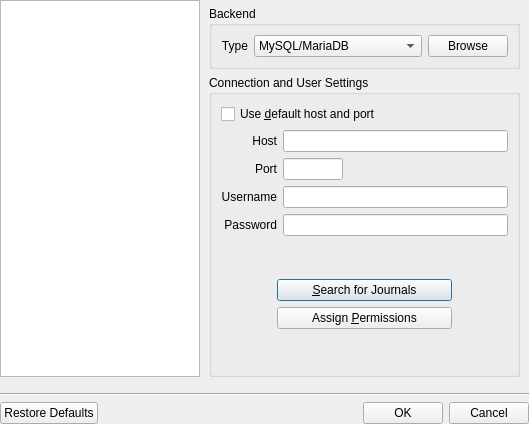
The window that ui/journalselector.ui (pwizard2/robojournal) describes before a commit, drawn with Qt 5.
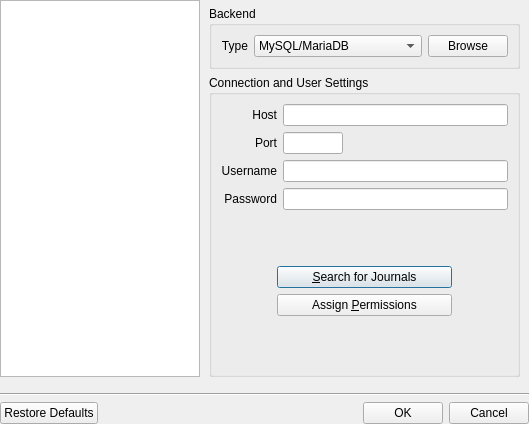
The same window after the commit. Icons and pictures are not drawn.

Patch:
```diff
--- a/ui/journalselector.ui
+++ b/ui/journalselector.ui
@@ -136,97 +136,14 @@
           <string>Connection and User Settings</string>
          </property>
          <layout class="QGridLayout" name="gridLayout_2">
-          <item row="0" column="0" colspan="2">
-           <widget class="QCheckBox" name="UseDefaults">
-            <property name="text">
-             <string>Use &amp;default host and port</string>
-            </property>
-           </widget>
-          </item>
-          <item row="1" column="0">
-           <widget class="QLabel" name="label_2">
-            <property name="text">
-             <string>Host</string>
-            </property>
-            <property name="alignment">
-             <set>Qt::AlignRight|Qt::AlignTrailing|Qt::AlignVCenter</set>
-            </property>
-           </widget>
-          </item>
-          <item row="1" column="1">
-           <widget class="QLineEdit" name="Host"/>
-          </item>
-          <item row="2" column="0">
-           <widget class="QLabel" name="label_6">
-            <property name="text">
-             <string>Port</string>
-            </property>
-            <property name="alignment">
-             <set>Qt::AlignRight|Qt::AlignTrailing|Qt::AlignVCenter</set>
-            </property>
-           </widget>
-          </item>
-          <item row="2" column="1">
-           <layout class="QHBoxLayout" name="horizontalLayout_3">
-            <item>
-             <widget class="QLineEdit" name="Port">
-              <property name="maximumSize">
-               <size>
-                <width>60</width>
-                <height>16777215</height>
-               </size>
-              </property>
-              <property name="maxLength">
-               <number>4</number>
-              </property>
-             </widget>
-            </item>
-            <item>
-             <spacer name="horizontalSpacer_3">
-              <property name="orientation">
-               <enum>Qt::Horizontal</enum>
-              </property>
-              <property name="sizeHint" stdset="0">
-               <size>
-                <width>40</width>
-                <height>20</height>
-               </size>
-              </property>
-             </spacer>
-            </item>
-           </layout>
-          </item>
-          <item row="3" column="0">
-           <widget class="QLabel" name="label_3">
-            <property name="text">
-             <string>Username</string>
-            </property>
-            <property name="alignment">
-             <set>Qt::AlignRight|Qt::AlignTrailing|Qt::AlignVCenter</set>
-            </property>
-           </widget>
-          </item>
           <item row="3" column="1">
-           <widget class="QLineEdit" name="Username"/>
-          </item>
-          <item row="4" column="0">
-           <widget class="QLabel" name="label_4">
-            <property name="text">
-             <string>Password</string>
-            </property>
-            <property name="alignment">
-             <set>Qt::AlignRight|Qt::AlignTrailing|Qt::AlignVCenter</set>
-            </property>
-           </widget>
-          </item>
-          <item row="4" column="1">
            <widget class="QLineEdit" name="Password">
             <property name="echoMode">
              <enum>QLineEdit::Password</enum>
             </property>
            </widget>
           </item>
-          <item row="5" column="0">
+          <item row="4" column="0">
            <spacer name="verticalSpacer_3">
             <property name="orientation">
              <enum>Qt::Vertical</enum>
@@ -242,7 +159,7 @@
             </property>
            </spacer>
           </item>
-          <item row="6" column="0" colspan="2">
+          <item row="5" column="0" colspan="2">
            <layout class="QGridLayout" name="gridLayout">
             <item row="0" column="0" rowspan="2">
              <spacer name="horizontalSpacer">
@@ -309,7 +226,7 @@
             </item>
            </layout>
           </item>
-          <item row="7" column="0">
+          <item row="6" column="0">
            <spacer name="verticalSpacer">
             <property name="orientation">
              <enum>Qt::Vertical</enum>
@@ -322,6 +239,89 @@
             </property>
            </spacer>
           </item>
+          <item row="0" column="1">
+           <widget class="QLineEdit" name="Host">
+            <property name="placeholderText">
+             <string/>
+            </property>
+           </widget>
+          </item>
+          <item row="1" column="0">
+           <widget class="QLabel" name="label_6">
+            <property name="text">
+             <string>Port</string>
+            </property>
+            <property name="alignment">
+             <set>Qt::AlignRight|Qt::AlignTrailing|Qt::AlignVCenter</set>
+            </property>
+           </widget>
+          </item>
+          <item row="1" column="1">
+           <layout class="QHBoxLayout" name="horizontalLayout_3">
+            <item>
+             <widget class="QLineEdit" name="Port">
+              <property name="maximumSize">
+               <size>
+                <width>60</width>
+                <height>16777215</height>
+               </size>
+              </property>
+              <property name="maxLength">
+               <number>4</number>
+              </property>
+              <property name="placeholderText">
+               <string/>
+              </property>
+             </widget>
+            </item>
+            <item>
+             <spacer name="horizontalSpacer_3">
+              <property name="orientation">
+               <enum>Qt::Horizontal</enum>
+              </property>
+              <property name="sizeHint" stdset="0">
+               <size>
+                <width>40</width>
+                <height>20</height>
+               </size>
+              </property>
+             </spacer>
+            </item>
+           </layout>
+          </item>
+          <item row="2" column="0">
+           <widget class="QLabel" name="label_3">
+            <property name="text">
+             <string>Username</string>
+            </property>
+            <property name="alignment">
+             <set>Qt::AlignRight|Qt::AlignTrailing|Qt::AlignVCenter</set>
+            </property>
+           </widget>
+          </item>
+          <item row="2" column="1">
+           <widget class="QLineEdit" name="Username"/>
+          </item>
+          <item row="3" column="0">
+           <widget class="QLabel" name="label_4">
+            <property name="text">
+             <string>Password</string>
+            </property>
+            <property name="alignment">
+             <set>Qt::AlignRight|Qt::AlignTrailing|Qt::AlignVCenter</set>
+            </property>
+           </widget>
+          </item>
+          <item row="0" column="0">
+           <widget class="QLabel" name="label_2">
+            <property name="text">
+             <string>Host</string>
+            </property>
+            <property name="alignment">
+             <set>Qt::AlignRight|Qt::AlignTrailing|Qt::AlignVCenter</set>
+            </property>
+           </widget>
+          </item>
          </layout>
         </widget>
        </item>
```
